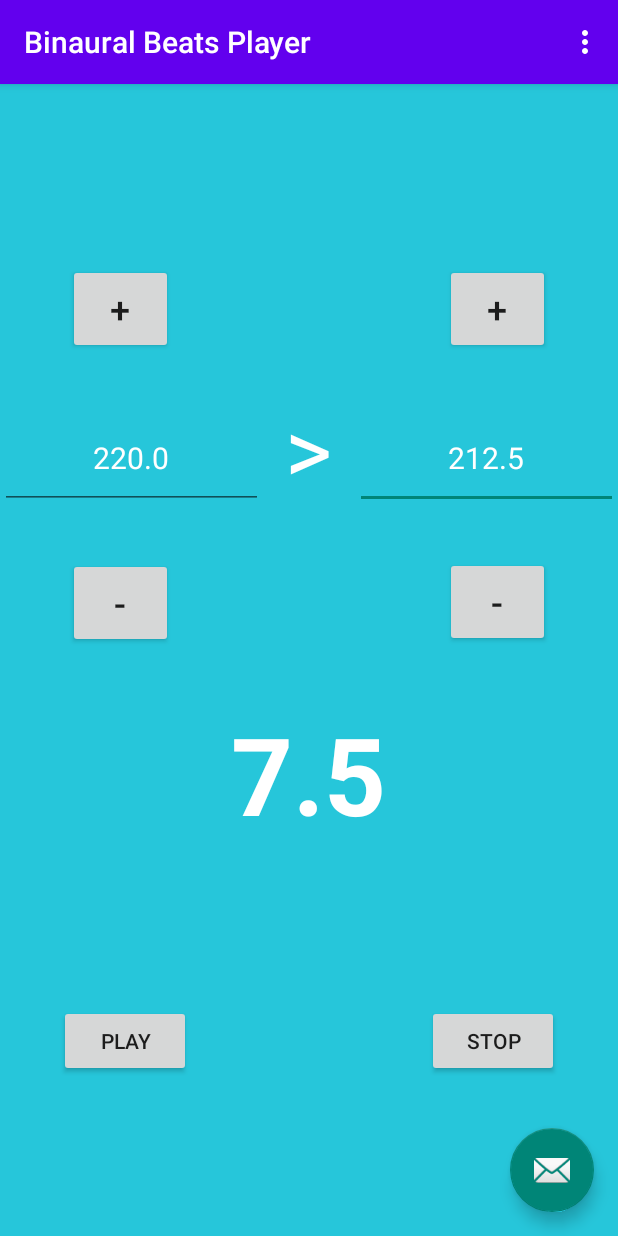
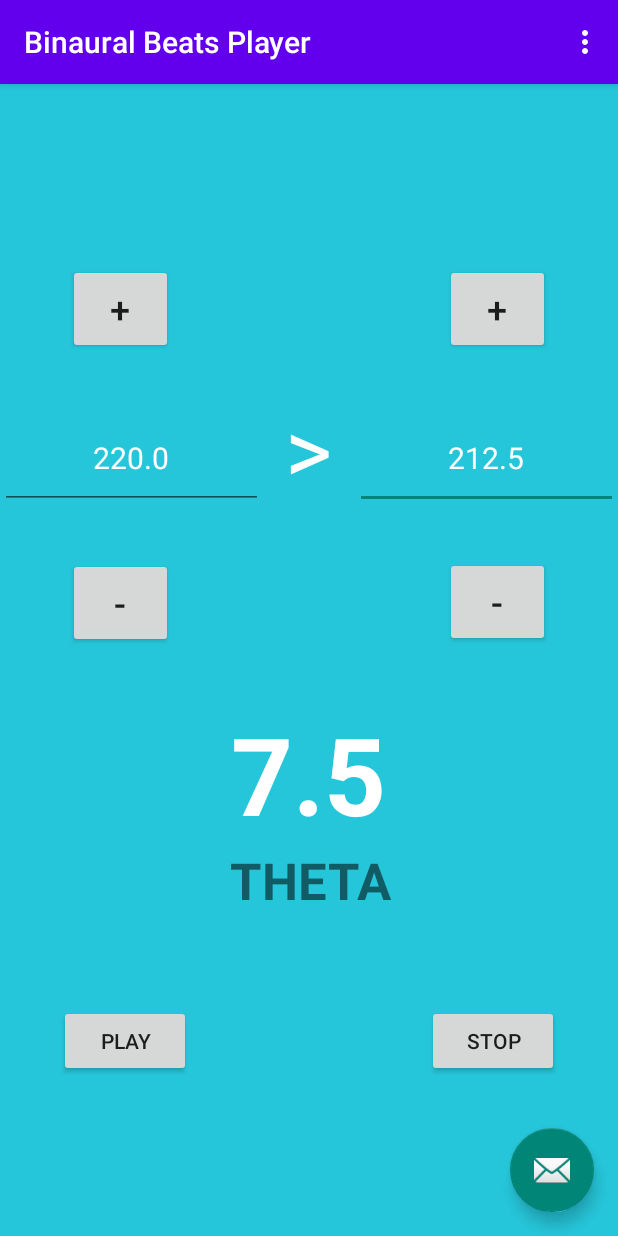
Before and after one commit to Pythoniarz/MyFirstAndroidApp, an Android app: the screen it shows after launch (MainActivity), after a tap on "PLAY", on a phone screen of 412 x 824 dp. Run offline under Robolectric (Android 15) with nearby library versions, the phone set to English and light mode, and no system bars; our stand-ins replace navigation-ui.

Commit message:
Display brain wave names

```diff
--- a/app/src/main/java/com/example/myfirstapplication/SecondFragment.java
+++ b/app/src/main/java/com/example/myfirstapplication/SecondFragment.java
@@ -53,6 +53,7 @@ public class SecondFragment extends Fragment {
                 leftFreq.setText(""+binauralSoundPlayer.leftFreq);
                 rightFreq.setText(""+binauralSoundPlayer.rightFreq);
                 countDiff();
+                specifyWave();
             }
         });
 
@@ -109,6 +110,7 @@ public class SecondFragment extends Fragment {
                 leftFreq.setText(""+binauralSoundPlayer.leftFreq);
                 checkEquality();
                 countDiff();
+                specifyWave();
             }
         });
 
@@ -119,6 +121,7 @@ public class SecondFragment extends Fragment {
                 leftFreq.setText(""+binauralSoundPlayer.leftFreq);
                 checkEquality();
                 countDiff();
+                specifyWave();
             }
         });
 
@@ -129,6 +132,7 @@ public class SecondFragment extends Fragment {
                 rightFreq.setText(""+binauralSoundPlayer.rightFreq);
                 checkEquality();
                 countDiff();
+                specifyWave();
             }
 
         });view.findViewById(R.id.right_minus).setOnClickListener(new View.OnClickListener() {
@@ -138,6 +142,7 @@ public class SecondFragment extends Fragment {
                 rightFreq.setText(""+binauralSoundPlayer.rightFreq);
                 checkEquality();
                 countDiff();
+                specifyWave();
             }
         });
 
@@ -179,4 +184,24 @@ public class SecondFragment extends Fragment {
         TextView diff = getView().findViewById(R.id.textview_random);
         diff.setText("" + Math.abs(binauralSoundPlayer.leftFreq - binauralSoundPlayer.rightFreq));
     }
+
+    private void specifyWave() {
+        double freqDiff = Math.abs(binauralSoundPlayer.leftFreq - binauralSoundPlayer.rightFreq);
+        TextView wave = getView().findViewById(R.id.wave);
+        if (freqDiff == 0) {
+            wave.setText("too low");
+        } else if(freqDiff <= 3) {
+            wave.setText("DELTA");
+        } else if(freqDiff <= 8) {
+            wave.setText("THETA");
+        } else if(freqDiff <= 12) {
+            wave.setText("ALPHA");
+        } else if(freqDiff <= 38) {
+            wave.setText("BETA");
+        } else if(freqDiff <= 48) {
+            wave.setText("GAMMA");
+        } else {
+            wave.setText("too high");
+        }
+    }
 }
--- a/app/src/main/res/layout/fragment_second.xml
+++ b/app/src/main/res/layout/fragment_second.xml
@@ -167,4 +167,18 @@
         app:layout_constraintTop_toBottomOf="@+id/textview_header"
         app:layout_constraintVertical_bias="0.445" />
 
+    <TextView
+        android:id="@+id/wave"
+        android:layout_width="331dp"
+        android:layout_height="59dp"
+        android:textAlignment="center"
+        android:textSize="34sp"
+        android:textStyle="bold"
+        app:layout_constraintBottom_toBottomOf="parent"
+        app:layout_constraintEnd_toEndOf="parent"
+        app:layout_constraintHorizontal_bias="0.512"
+        app:layout_constraintStart_toStartOf="parent"
+        app:layout_constraintTop_toBottomOf="@+id/textview_random"
+        app:layout_constraintVertical_bias="0.0" />
+
 </androidx.constraintlayout.widget.ConstraintLayout>
```
